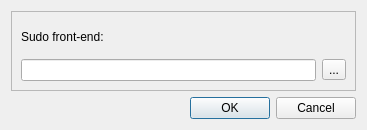
Qt form pgl/pgl-gui/ui/settings.ui (okyes/peerguardian) before a commit.
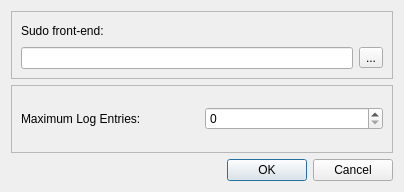
The same form after that commit. Icons and pictures are not drawn.

Commit message: Added widget to change the maximum log entries.

```diff
--- a/pgl/pgl-gui/ui/settings.ui
+++ b/pgl/pgl-gui/ui/settings.ui
@@ -9,8 +9,8 @@
    <rect>
     <x>0</x>
     <y>0</y>
-    <width>367</width>
-    <height>130</height>
+    <width>404</width>
+    <height>192</height>
    </rect>
   </property>
   <property name="minimumSize">
@@ -66,6 +66,36 @@
      </layout>
     </widget>
    </item>
+   <item>
+    <widget class="QFrame" name="frame_2">
+     <property name="frameShape">
+      <enum>QFrame::StyledPanel</enum>
+     </property>
+     <property name="frameShadow">
+      <enum>QFrame::Raised</enum>
+     </property>
+     <layout class="QVBoxLayout" name="verticalLayout">
+      <item>
+       <layout class="QHBoxLayout" name="horizontalLayout">
+        <item>
+         <widget class="QLabel" name="m_MaxLogEntriesLabel">
+          <property name="text">
+           <string>Maximum Log Entries:</string>
+          </property>
+         </widget>
+        </item>
+        <item>
+         <widget class="QSpinBox" name="m_MaxLogEntries">
+          <property name="maximum">
+           <number>9999</number>
+          </property>
+         </widget>
+        </item>
+       </layout>
+      </item>
+     </layout>
+    </widget>
+   </item>
    <item>
     <widget class="QDialogButtonBox" name="buttonBox">
      <property name="orientation">
```
The commit also changes 2 other files.
